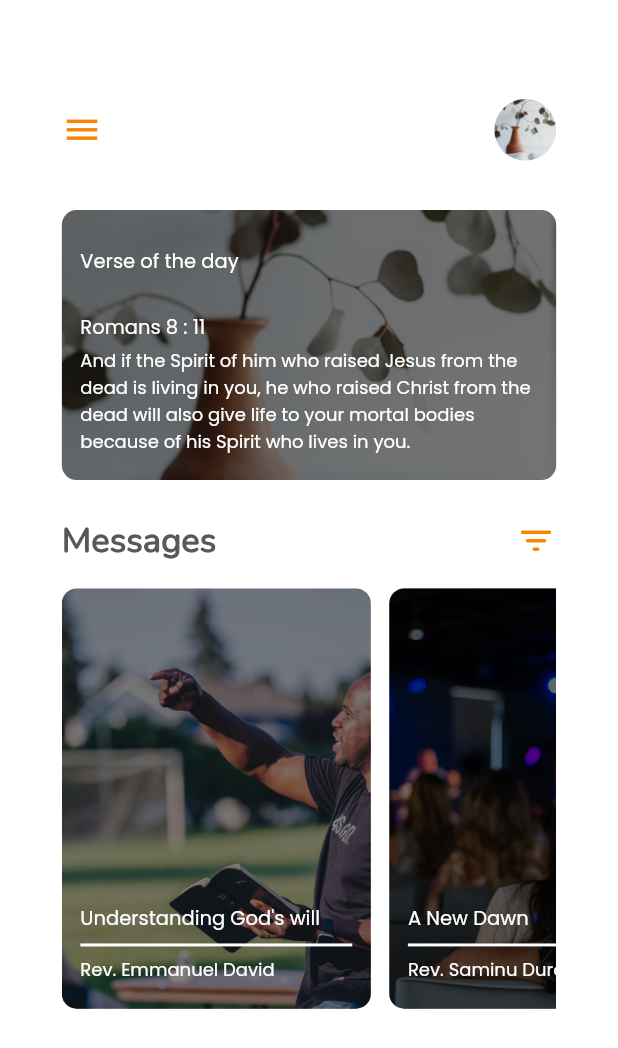
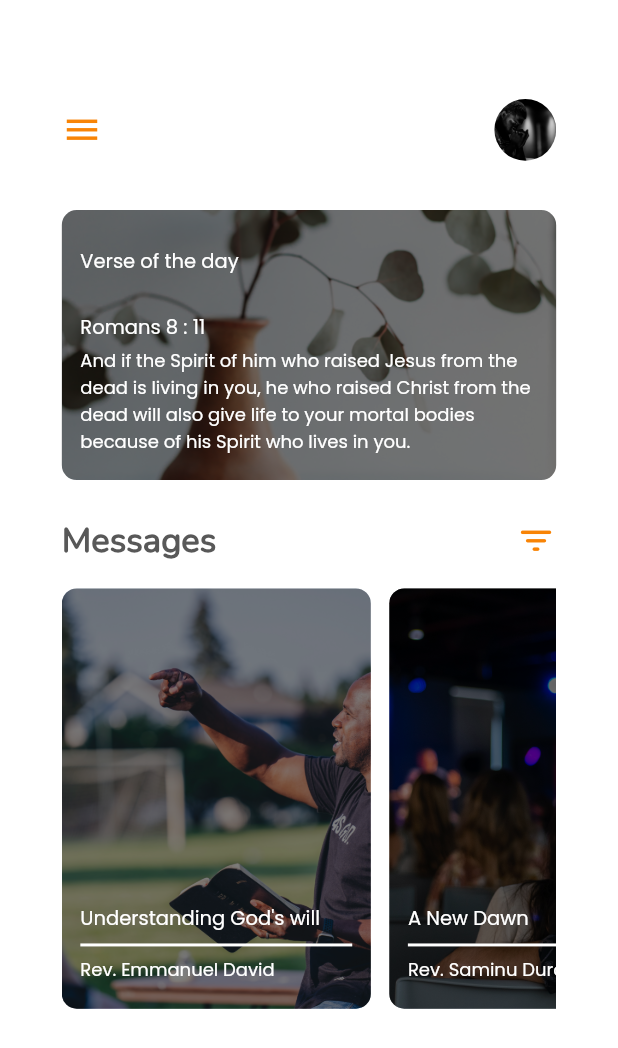
Before and after one commit to Aphosishiro/Church-App-Prototype, a Flutter app: the Home screen opened directly, on a phone screen of 412 x 824 dp. Shown: the top 1048 px of the screen. Run offline on Flutter 3.47's test engine with Material 2 defaults, Android fonts, the phone set to English and light mode, and no system bars.

Commit message:
pending review

```diff
--- a/lib/screens/home/home.dart
+++ b/lib/screens/home/home.dart
@@ -20,7 +20,7 @@ class Home extends StatelessWidget {
           CircleAvatar(
             radius: size.width * 0.05,
             backgroundColor: Colors.white,
-            backgroundImage: const AssetImage("assets/verse.jpg"),
+            backgroundImage: const AssetImage("assets/user.jpg"),
           ),
         ],
       );
```
